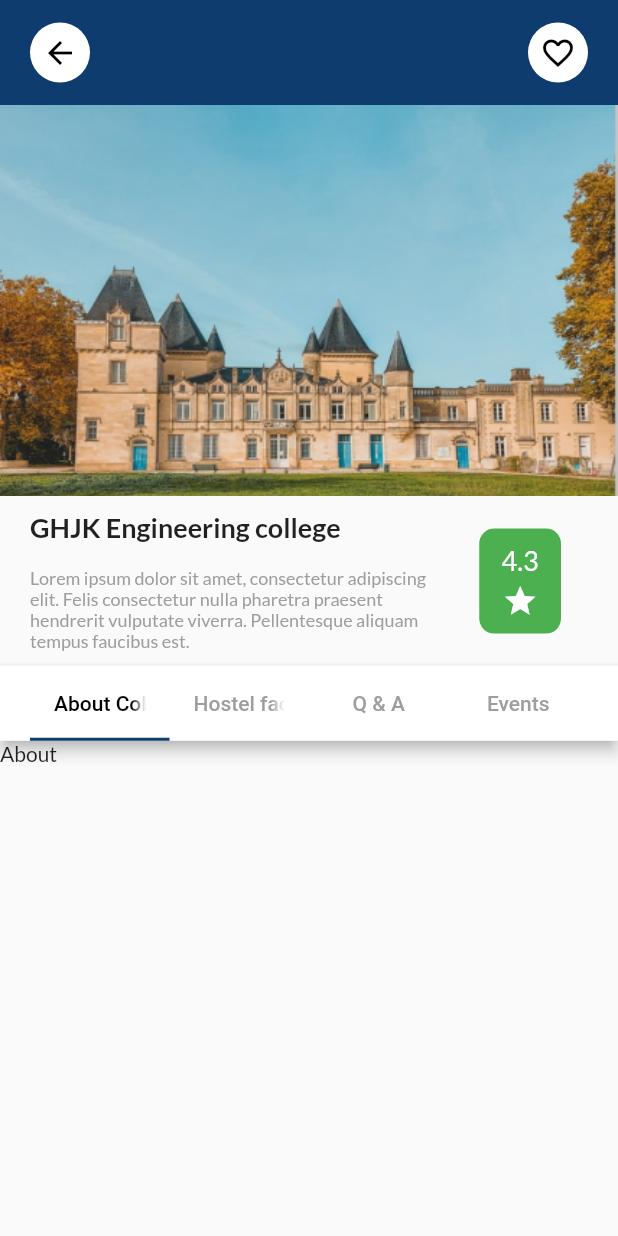
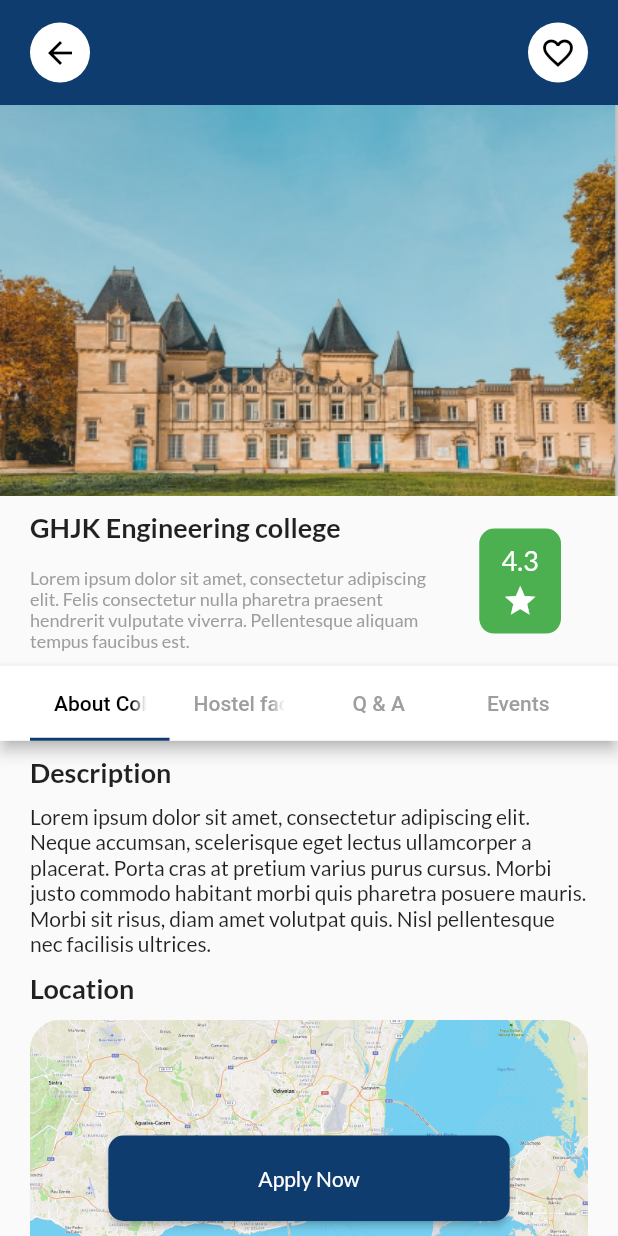
Before and after one commit to najmulmyself/Higher-Study, a Flutter app: the CollegeDetails screen opened directly, on a phone screen of 412 x 824 dp. Run offline on Flutter 3.47's test engine with Material 2 defaults, Android fonts, the phone set to English and light mode, and no system bars; our stand-ins replace bottom_navy_bar, google_fonts, persistent_bottom_nav_bar.

Commit message:
added stack button

```diff
--- a/lib/screens/college_detail.dart
+++ b/lib/screens/college_detail.dart
@@ -22,7 +22,9 @@ class _CollegeDetailsState extends State<CollegeDetails>
   Widget build(BuildContext context) {
     return SafeArea(
       child: Scaffold(
-        body: Column(
+        body: Stack(
+          children: [
+            Column(
               children: [
                 Container(
                   padding: EdgeInsets.symmetric(horizontal: 20),
@@ -47,7 +49,8 @@ class _CollegeDetailsState extends State<CollegeDetails>
                         backgroundColor: Colors.white,
                         child: IconButton(
                           onPressed: () {},
-                      icon: Icon(Icons.favorite_border, color: Colors.black),
+                          icon:
+                              Icon(Icons.favorite_border, color: Colors.black),
                         ),
                       ),
                     ],
@@ -114,7 +117,6 @@ class _CollegeDetailsState extends State<CollegeDetails>
                     ],
                   ),
                 ),
-
                 Flexible(
                   // has to be wrapped with flexible or expanded
                   child: DefaultTabController(
@@ -150,7 +152,49 @@ class _CollegeDetailsState extends State<CollegeDetails>
                       body: TabBarView(
                         controller: _tabController,
                         children: [
-                      Text('About'),
+                          Padding(
+                            padding:
+                                const EdgeInsets.symmetric(horizontal: 20.0),
+                            child: SingleChildScrollView(
+                              child: Stack(
+                                children: [
+                                  Column(
+                                    crossAxisAlignment:
+                                        CrossAxisAlignment.start,
+                                    children: [
+                                      SizedBox(height: 10),
+                                      Text(
+                                        'Description',
+                                        style: TextStyle(
+                                            fontWeight: FontWeight.bold,
+                                            fontSize: 18),
+                                      ),
+                                      SizedBox(height: 10),
+                                      Text(
+                                          'Lorem ipsum dolor sit amet, consectetur adipiscing elit. Neque accumsan, scelerisque eget lectus ullamcorper a placerat. Porta cras at pretium varius purus cursus. Morbi justo commodo habitant morbi quis pharetra posuere mauris. Morbi sit risus, diam amet volutpat quis. Nisl pellentesque nec facilisis ultrices.'),
+                                      SizedBox(height: 10),
+                                      Text(
+                                        'Location',
+                                        style: TextStyle(
+                                            fontWeight: FontWeight.bold,
+                                            fontSize: 18),
+                                      ),
+                                      SizedBox(height: 10),
+                                      Image.asset(
+                                          'assets/images/Background.png'),
+                                    ],
+                                  ),
+                                  // Positioned(
+                                  //   bottom: 0,
+                                  //   child: ElevatedButton(
+                                  //     onPressed: () {},
+                                  //     child: Text('Apply Now'),
+                                  //   ),
+                                  // ),
+                                ],
+                              ),
+                            ),
+                          ),
                           Text('Courses'),
                           Text('Reviews'),
                           Text('Dummy'),
@@ -159,8 +203,27 @@ class _CollegeDetailsState extends State<CollegeDetails>
                     ),
                   ),
                 ),
-
-
+              ],
+            ),
+            Positioned.fill(
+              bottom: 10,
+              child: Align(
+                alignment: Alignment.bottomCenter,
+                child: ElevatedButton(
+                  style: ElevatedButton.styleFrom(
+                    shape: RoundedRectangleBorder(
+                      borderRadius: BorderRadius.circular(10),
+                    ),
+                    // maximumSize: Size(1000, 50),
+                    primary: Color(0xff0E3C6E),
+                    padding:
+                        EdgeInsets.symmetric(horizontal: 100, vertical: 20),
+                  ),
+                  onPressed: () {},
+                  child: Text('Apply Now'),
+                ),
+              ),
+            ),
           ],
         ),
       ),
```
Also changed, not shown: assets/images/Background.png (added). Lines whose indentation alone changed are shown as unchanged.
